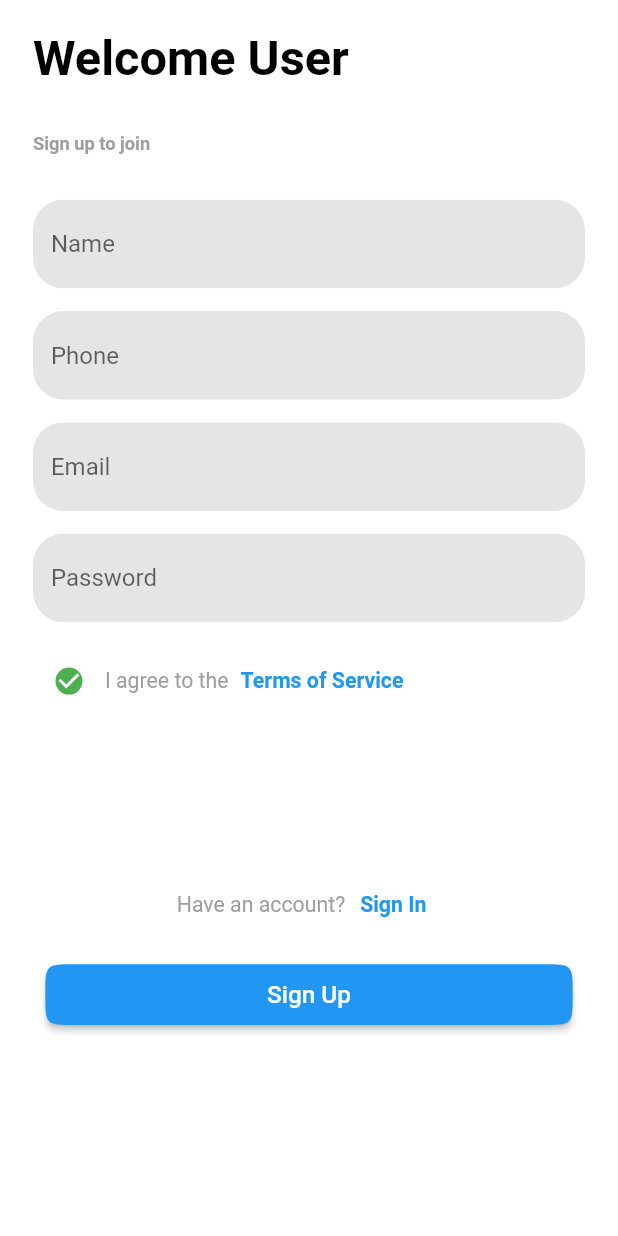
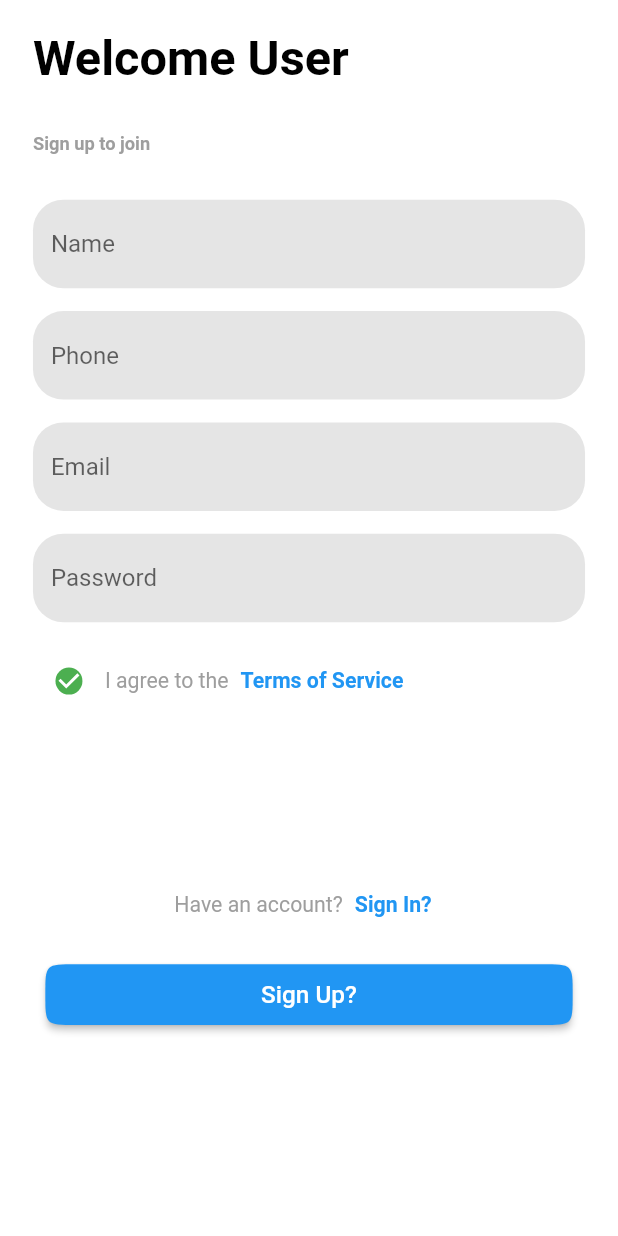
Before and after one commit to Ire-oluwa/authur, a Flutter app: the RegistrationScreen screen opened by its route, on a phone screen of 412 x 824 dp. Run offline on Flutter 3.47's test engine with Material 2 defaults, Android fonts, the phone set to English and light mode, and no system bars; our stand-ins replace flutter_bloc, flutter_screenutil.

```diff
--- /dev/null
+++ b/lib/utils/strings.dart
@@ -0,0 +1,17 @@
+class Strings {
+  static const welcome = "Welcome User";
+  static const createAccount = "Create new Account?";
+  static const signUpSubtitle = "Sign up to join";
+  static const agree = "I agree to the";
+  static const terms = "Terms of Service";
+  static const haveAnAccount = "Have an account?";
+  static const signIn = "Sign In?";
+  static const signUp = "Sign Up?";
+  static const name = "Name";
+  static const phone = "Phone";
+  static const email = "Email";
+  static const password = "Password";
+  static const forgotPassword = "Forgot Password?";
+  static const welcomeBack = "Welcome Back";
+  static const continueSignIn = "Sign In to continue";
+}
--- a/lib/view/registration.dart
+++ b/lib/view/registration.dart
@@ -4,6 +4,7 @@ import 'package:flutter_screenutil/flutter_screenutil.dart';
 import 'package:untitled/model/custom_text_field.dart';
 import 'package:untitled/model/elevated_button.dart';
 import 'package:untitled/utils/constants.dart';
+import 'package:untitled/utils/strings.dart';
 import 'package:untitled/view/login.dart';
 import 'package:untitled/view_model/registration_bloc.dart';
 import 'package:untitled/view_model/registration_state.dart';
@@ -24,9 +25,9 @@ class RegistrationScreen extends StatelessWidget {
               mainAxisAlignment: MainAxisAlignment.spaceBetween,
               crossAxisAlignment: CrossAxisAlignment.start,
               children: [
-                _buildText("Welcome User", 32.sp, FontWeight.bold, kBlack),
+                _buildText(Strings.welcome, 32.sp, FontWeight.bold, kBlack),
                 SizedBox(height: 30.h),
-                _buildText("Sign up to join", 12.sp, FontWeight.bold, kGrey),
+                _buildText(Strings.signUpSubtitle, 12.sp, FontWeight.bold, kGrey),
                 SizedBox(height: 30.h),
                 _buildName(),
                 SizedBox(height: 15.h),
@@ -39,11 +40,11 @@ class RegistrationScreen extends StatelessWidget {
                 Row(
                   children: [
                     _buildCheckButton(),
-                    _buildText("I agree to the", 14.sp, FontWeight.w400, kGrey),
+                    _buildText(Strings.agree, 14.sp, FontWeight.w400, kGrey),
                     TextButton(
                       onPressed: () {},
                       child: _buildText(
-                        "Terms of Service",
+                        Strings.terms,
                         14.sp,
                         FontWeight.bold,
                         kBlue,
@@ -56,7 +57,7 @@ class RegistrationScreen extends StatelessWidget {
                   mainAxisAlignment: MainAxisAlignment.center,
                   children: [
                     _buildText(
-                      "Have an account?",
+                      Strings.haveAnAccount,
                       14.sp,
                       FontWeight.w400,
                       kGrey,
@@ -71,7 +72,7 @@ class RegistrationScreen extends StatelessWidget {
                         );
                       },
                       child:
-                          _buildText("Sign In", 14.sp, FontWeight.bold, kBlue),
+                          _buildText(Strings.signIn, 14.sp, FontWeight.bold, kBlue),
                     ),
                   ],
                 ),
@@ -87,7 +88,7 @@ class RegistrationScreen extends StatelessWidget {
                       debugPrint("qwerty");
                     },
                     child:
-                        _buildText("Sign Up", 16.sp, FontWeight.w500, kWhite),
+                        _buildText(Strings.signUp, 16.sp, FontWeight.w500, kWhite),
                   ),
                 ),
               ],
@@ -119,7 +120,7 @@ class RegistrationScreen extends StatelessWidget {
         // bloc: RegistrationBloc(registrationState),
         builder: (context, state) {
           return CustomTextField(
-          hint: "Name",
+          hint: Strings.name,
           onChanged: (value) => bloc.onNameChanged(value),
           controller: bloc.nameController,
           formatter: kNameFormatter,
@@ -144,7 +145,7 @@ class RegistrationScreen extends StatelessWidget {
           borderSide: BorderSide.none,
           borderRadius: BorderRadius.circular(20.r),
         ),
-        hintText: "Phone",
+        hintText: Strings.phone,
       ),
     );
   }
@@ -163,7 +164,7 @@ class RegistrationScreen extends StatelessWidget {
             borderSide: BorderSide.none,
             borderRadius: BorderRadius.circular(20.r),
           ),
-          hintText: "Email"),
+          hintText: Strings.email,),
     );
   }
 
@@ -181,7 +182,7 @@ class RegistrationScreen extends StatelessWidget {
           borderSide: BorderSide.none,
           borderRadius: BorderRadius.circular(20.r),
         ),
-        hintText: "Password",
+        hintText: Strings.password,
       ),
     );
   }
```
Also changed, not shown: lib/model/network/network_helper.dart (+40 -0 lines), lib/view/login.dart (+9 -8 lines), lib/view_model/registration_event.dart (added, +16 -0 lines).
